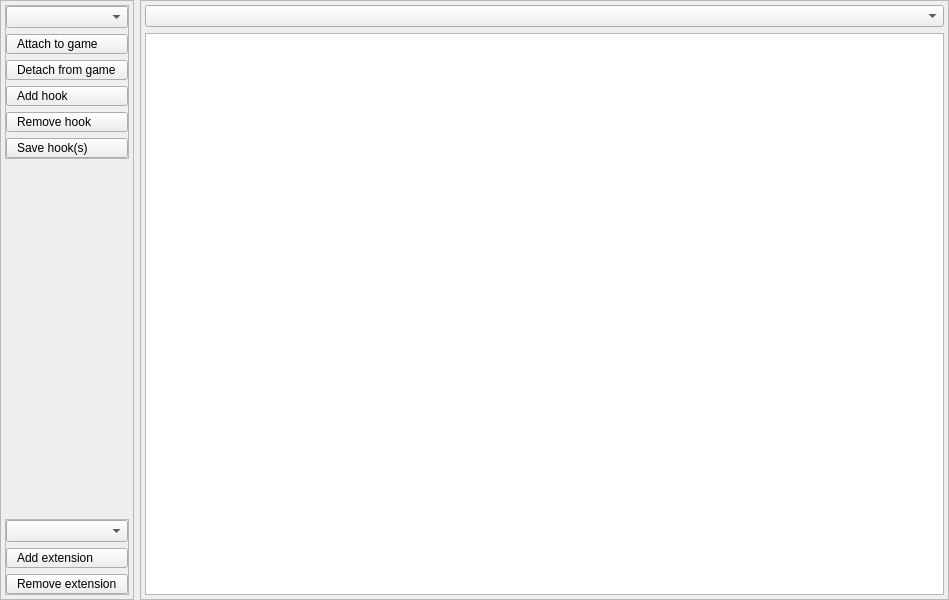
This is GUI/mainwindow.ui in Artikash/Textractor as Qt 5 draws it before an edit. The edited form follows.
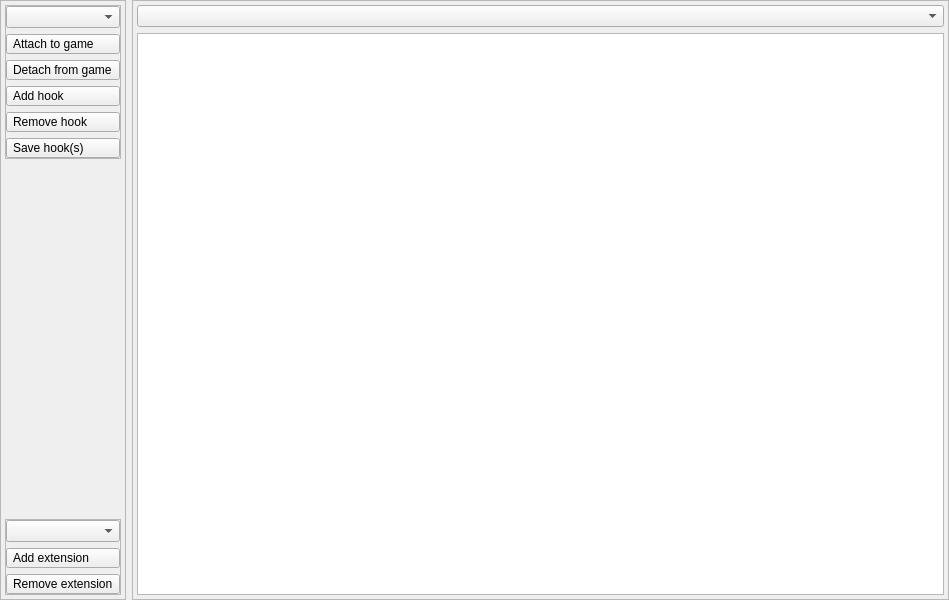
This is the edited form.

Diff of the .ui file:
```diff
--- a/GUI/mainwindow.ui
+++ b/GUI/mainwindow.ui
@@ -32,8 +32,8 @@
 {
 	padding-top: 2px;
 	padding-bottom: 2px;
-	padding-right: 10px;
-	padding-left: 10px;
+	padding-right: 6px;
+	padding-left: 6px;
 	text-align: left;
 }</string>
   </property>
@@ -116,6 +116,9 @@
             <property name="insertPolicy">
              <enum>QComboBox::InsertAtBottom</enum>
             </property>
+            <property name="sizeAdjustPolicy">
+             <enum>QComboBox::AdjustToContents</enum>
+            </property>
            </widget>
           </item>
           <item>
@@ -201,6 +204,9 @@
             <property name="editable">
              <bool>false</bool>
             </property>
+            <property name="sizeAdjustPolicy">
+             <enum>QComboBox::AdjustToContents</enum>
+            </property>
            </widget>
           </item>
           <item>
```
